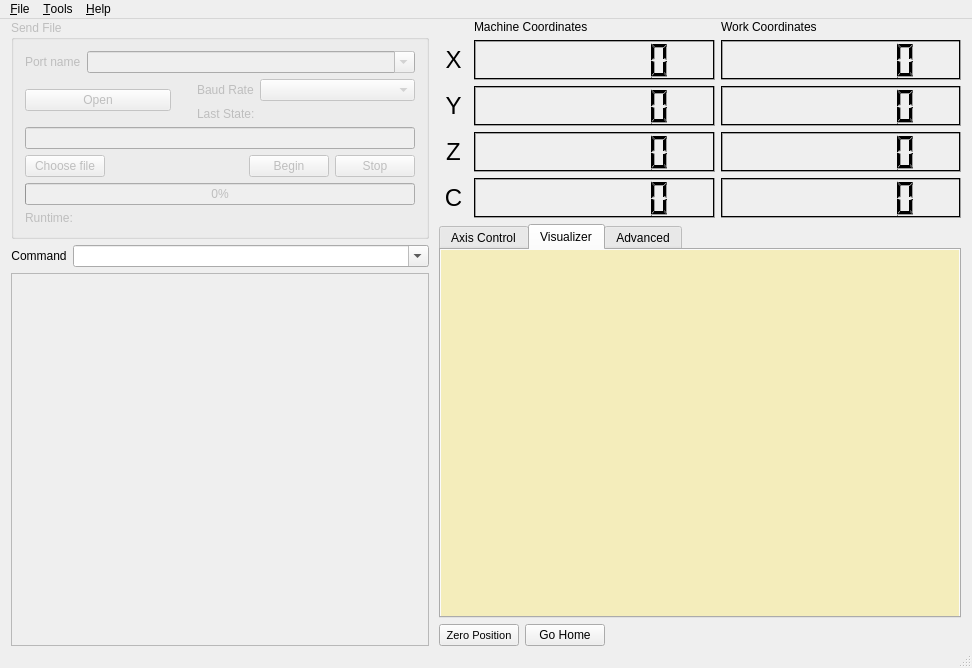
First picture: the form in mainwindow.ui, repository apsystems/GrblHoming, before the edit.
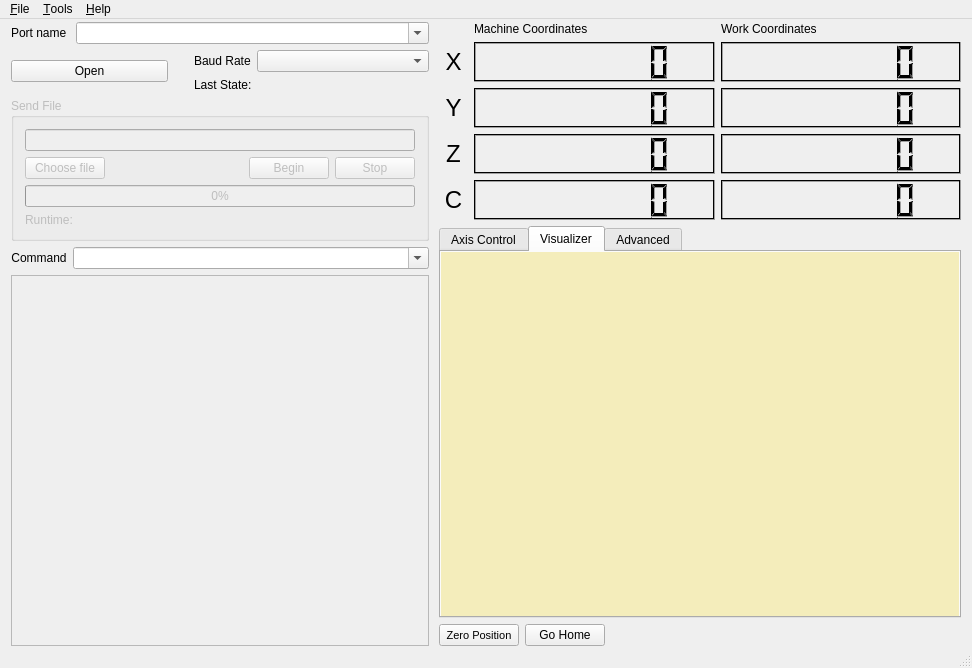
Second picture: the form after the edit. Icons and pictures are not drawn. Custom widgets are drawn as their Qt base class.

What changed in the file:
```diff
--- a/mainwindow.ui
+++ b/mainwindow.ui
@@ -47,15 +47,9 @@
     </property>
     <item>
      <layout class="QVBoxLayout" name="verticalLayout_14">
-      <item>
-       <widget class="QGroupBox" name="groupBoxSendFile">
-        <property name="enabled">
-         <bool>false</bool>
-        </property>
-        <property name="title">
-         <string>Send File</string>
-        </property>
-        <layout class="QVBoxLayout" name="verticalLayout_12">
+      <property name="topMargin">
+       <number>2</number>
+      </property>
          <item>
           <layout class="QVBoxLayout" name="verticalLayout_10">
            <item>
@@ -175,6 +169,15 @@
           </layout>
          </item>
          <item>
+       <widget class="QGroupBox" name="groupBoxSendFile">
+        <property name="enabled">
+         <bool>false</bool>
+        </property>
+        <property name="title">
+         <string>Send File</string>
+        </property>
+        <layout class="QVBoxLayout" name="verticalLayout_12">
+         <item>
           <layout class="QGridLayout" name="gridLayout_2">
            <item row="0" column="0" colspan="4">
             <widget class="QLineEdit" name="filePath"/>
@@ -335,11 +338,17 @@
       <property name="sizeConstraint">
        <enum>QLayout::SetDefaultConstraint</enum>
       </property>
+      <property name="topMargin">
+       <number>2</number>
+      </property>
       <item>
        <layout class="QGridLayout" name="gridLayout_4">
         <property name="sizeConstraint">
          <enum>QLayout::SetDefaultConstraint</enum>
         </property>
+        <property name="topMargin">
+         <number>0</number>
+        </property>
         <item row="1" column="0">
          <widget class="QLabel" name="lblX">
           <property name="sizePolicy">
```
Left out of the diff: 6 changed lines with no effect on the pictures. Lines whose indentation alone changed are shown as unchanged.
